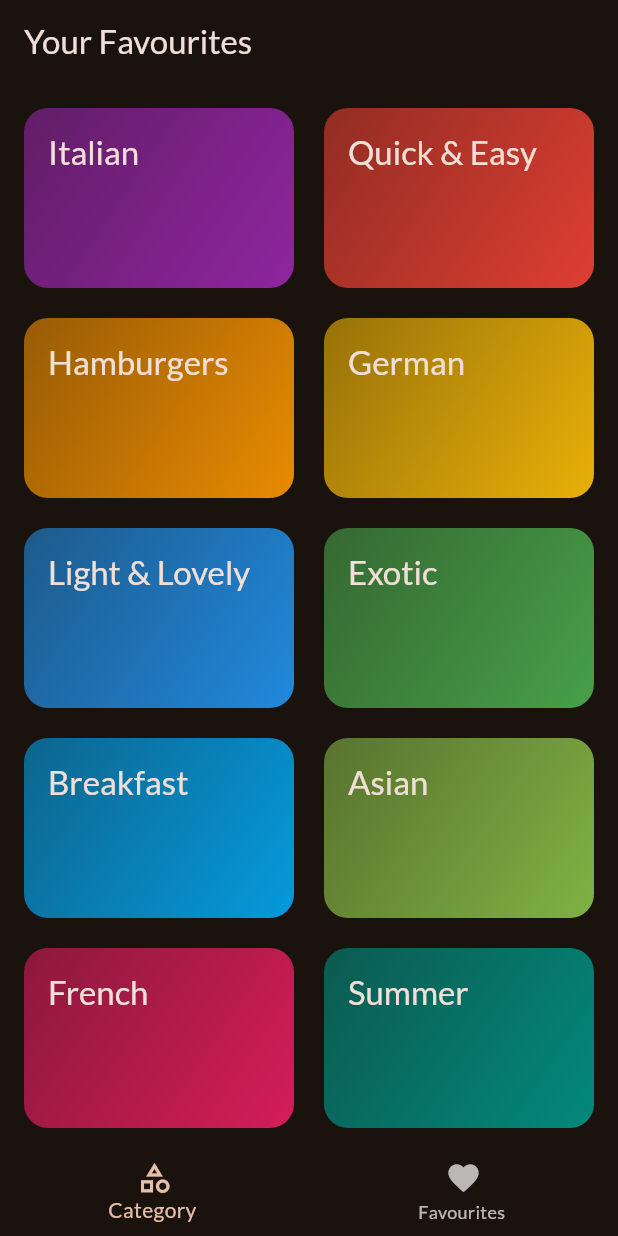
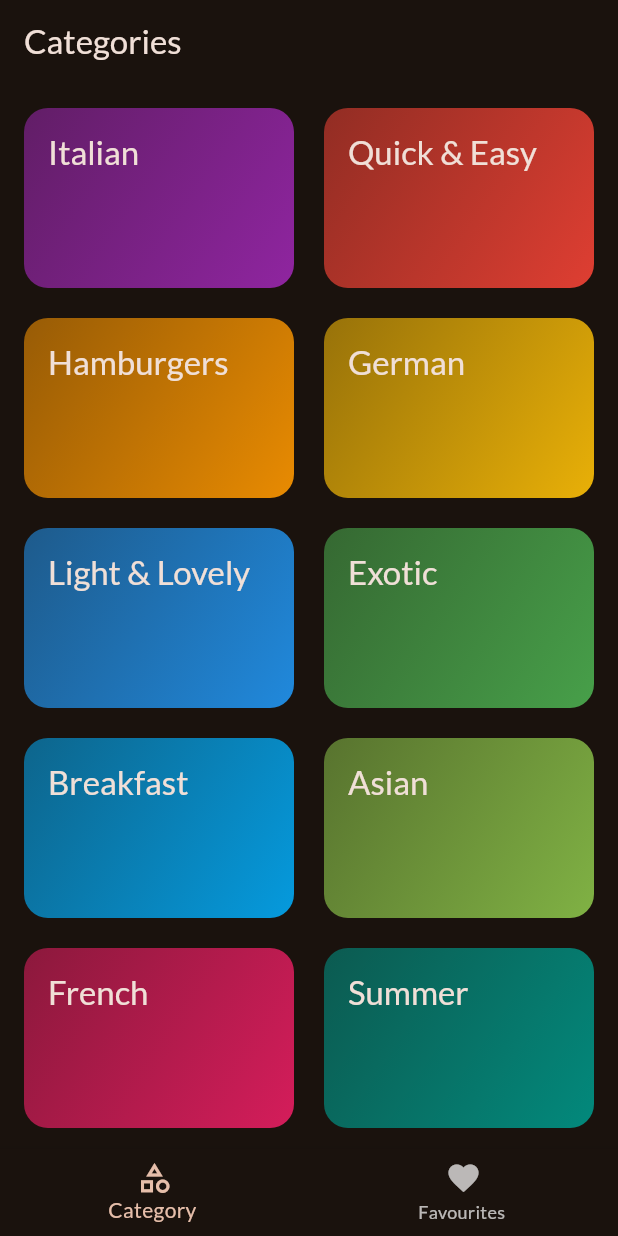
Before and after one commit to Aarushi0010/meals_app, a Flutter app: the screen it shows after launch, on a phone screen of 412 x 824 dp. Run offline on Flutter 3.47's test engine with Material 3 defaults, Android fonts, the phone set to English and light mode, and no system bars; our stand-ins replace google_fonts.

```diff
--- a/lib/screen/tabs.dart
+++ b/lib/screen/tabs.dart
@@ -26,9 +26,10 @@ class TabScreen extends StatefulWidget {
     Widget activePage = const CategoriesScreen();
     var activePageTitle = 'Categories';
 
-    if (_selectedPageIndex == 1)
-      activePage = MealScreen(meals: []);
-    activePageTitle = 'Your Favourites';
+    if (_selectedPageIndex == 1) {
+      activePage = const MealScreen(meals: []);
+      activePageTitle = 'Your Favourites';
+    }
     return Scaffold(
       appBar: AppBar(
         title: Text(activePageTitle),
```
